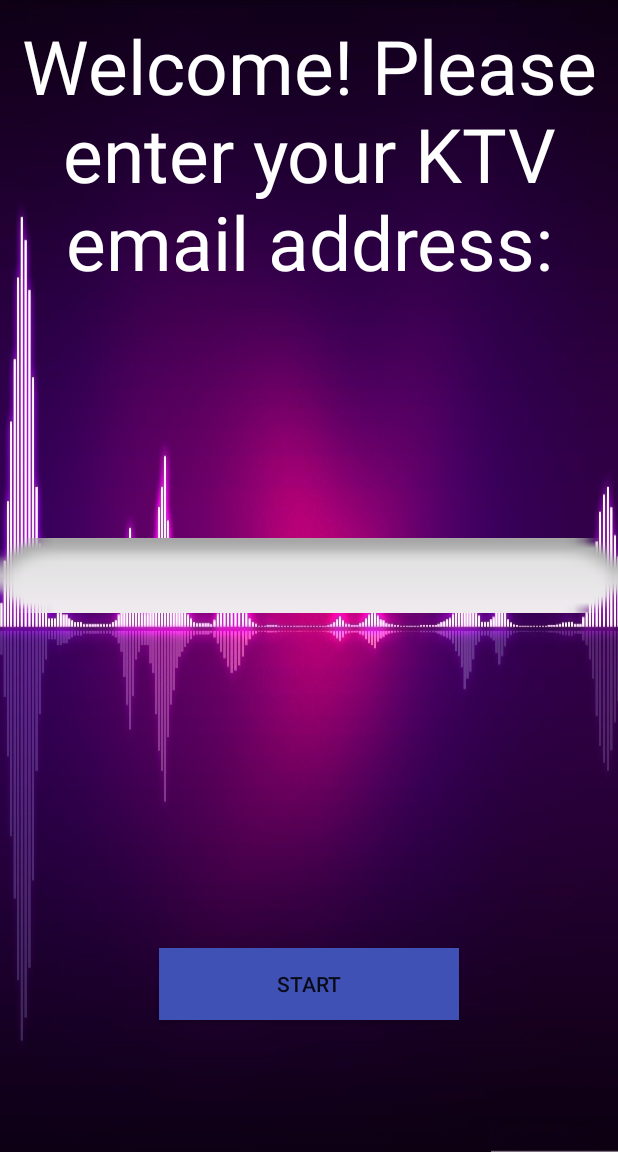
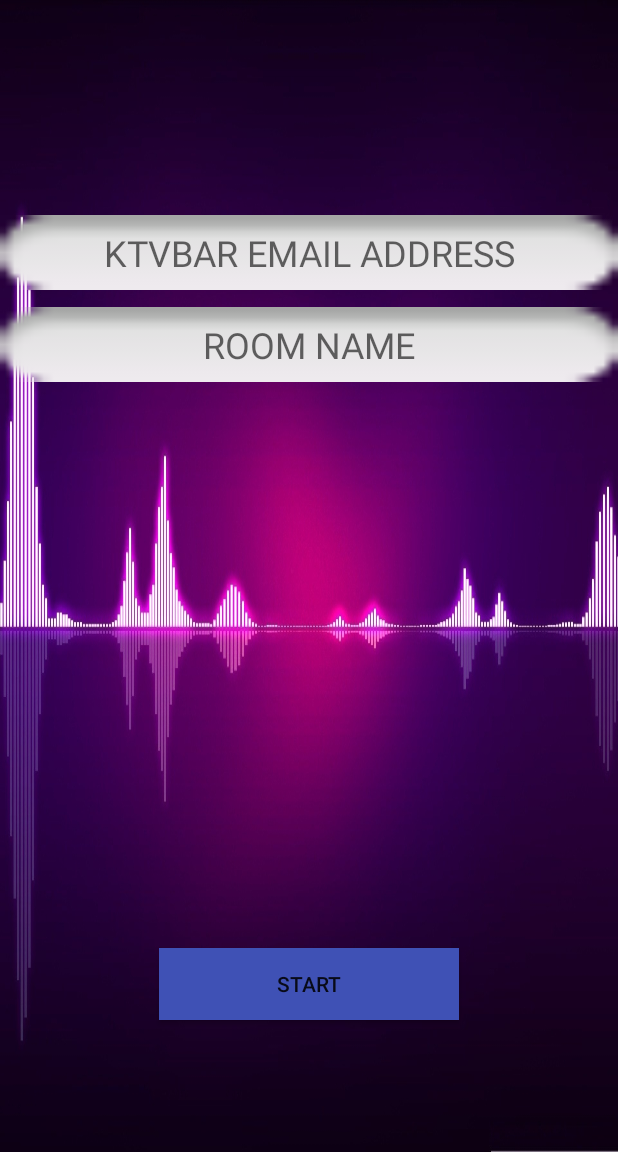
Before and after one commit to EarvinJay/AndroidTV, an Android app: the screen it shows after launch (WelcomeActivity), on a phone screen of 412 x 824 dp, the part 84-1236 px from its top. Run offline under Robolectric (Android 15) with nearby library versions, the phone set to English and light mode, and no system bars; libraries missing offline, so code that uses them is left out: com.firebase.client; 1 statement that could not run was skipped.

Commit message:
edited UI , fetched specific reservation on specific room reserved

```diff
--- a/app/src/main/java/com/itproject/android/androidtvsample/AcceptReserveActivity.java
+++ b/app/src/main/java/com/itproject/android/androidtvsample/AcceptReserveActivity.java
@@ -24,7 +24,7 @@ public class AcceptReserveActivity extends AppCompatActivity {
     ArrayList<String> mTime= new  ArrayList<>();
     ArrayAdapter<String> arrayAdapter;
     ListView mlvAreserve;
-    String ktvemail;
+    String ktvemail,roomname;
     ProgressBar pgbar;
 
     @Override
@@ -35,8 +35,10 @@ public class AcceptReserveActivity extends AppCompatActivity {
 
         Intent intent =getIntent();
         ktvemail=intent.getStringExtra("EMAIL").toString().replace("."," ");
+        roomname=intent.getStringExtra("ROOM#");
 
-        acceptedreservationref=new Firebase("https://songtogo-f2eae.firebaseio.com/KTV-Bar/"+ktvemail+"/AcceptedReservation");
+        acceptedreservationref=new Firebase("https://songtogo-f2eae.firebaseio.com/KTV-Bar/"+ktvemail+"/Room");
+
         arrayAdapter=new ArrayAdapter(this,R.layout.list_item,R.id.txtlistitem,mAReservation);
         mlvAreserve=(ListView) findViewById(R.id.lvareserve);
         pgbar=(ProgressBar)findViewById(R.id.progressBar);
--- a/app/src/main/java/com/itproject/android/androidtvsample/WelcomeActivity.java
+++ b/app/src/main/java/com/itproject/android/androidtvsample/WelcomeActivity.java
@@ -10,7 +10,7 @@ import android.widget.EditText;
 public class WelcomeActivity extends AppCompatActivity {
 
     Button mbtnstart;
-    EditText mtxtemail;
+    EditText mtxtemail,mroomname;
 
     @Override
     protected void onCreate(Bundle savedInstanceState) {
@@ -19,12 +19,14 @@ public class WelcomeActivity extends AppCompatActivity {
 
         mbtnstart=(Button) findViewById(R.id.btnstart);
         mtxtemail=(EditText) findViewById(R.id.txtemail);
+        mroomname=(EditText) findViewById(R.id.txtroomname);
 
         mbtnstart.setOnClickListener(new View.OnClickListener() {
             @Override
             public void onClick(View v) {
                 Intent intent=new Intent(WelcomeActivity.this,AcceptReserveActivity.class);
                 intent.putExtra("EMAIL",mtxtemail.getText().toString());
+                intent.putExtra("ROOM#",mroomname.getText().toString());
                 startActivity(intent);
             }
         });
--- a/app/src/main/res/layout/activity_welcome.xml
+++ b/app/src/main/res/layout/activity_welcome.xml
@@ -22,24 +22,28 @@
         android:layout_height="50dp"
         android:inputType="textEmailAddress"
         android:ems="10"
+        android:id="@+id/txtroomname"
+        android:background="@android:drawable/button_onoff_indicator_off"
+        android:textSize="24sp"
+        android:textAlignment="center"
+        android:layout_below="@+id/txtemail"
+        android:layout_alignParentLeft="true"
+        android:layout_alignParentStart="true"
+        android:layout_marginTop="11dp"
+        android:hint="ROOM NAME" />
+
+    <EditText
+        android:layout_width="match_parent"
+        android:layout_height="50dp"
+        android:inputType="textEmailAddress"
+        android:ems="10"
         android:id="@+id/txtemail"
         android:background="@android:drawable/button_onoff_indicator_off"
-        android:layout_centerVertical="true"
+        android:textSize="24sp"
+        android:textAlignment="center"
+        android:layout_marginTop="143dp"
+        android:layout_alignParentTop="true"
         android:layout_alignParentLeft="true"
         android:layout_alignParentStart="true"
-        android:textSize="24sp"
-        android:textAlignment="center" />
-
-    <TextView
-        android:text="Welcome! Please enter your KTV email address:"
-        android:layout_width="wrap_content"
-        android:layout_height="wrap_content"
-        android:id="@+id/textView"
-        android:gravity="center"
-        android:textSize="50dp"
-        android:layout_marginTop="10dp"
-        android:textColor="@color/common_google_signin_btn_text_dark_default"
-        android:layout_alignParentTop="true"
-        android:layout_alignParentLeft="true"
-        android:layout_alignParentStart="true" />
+        android:hint="KTVBAR EMAIL ADDRESS" />
 </RelativeLayout>
```
